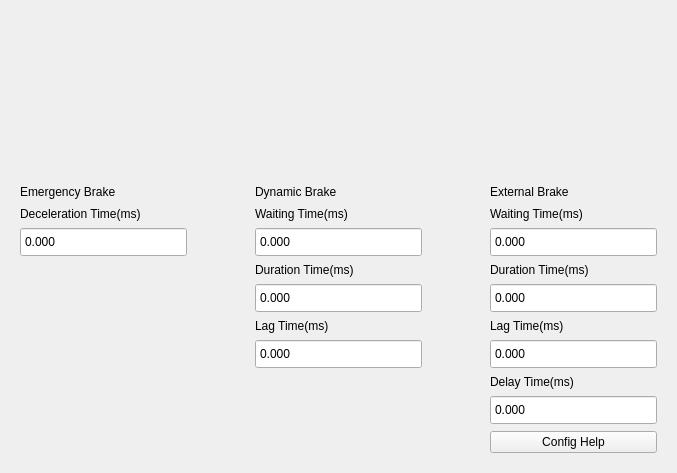
First picture: the form in Libs/UI/UiBrake/graphbrake129.ui, repository Scorpion1911/ServoDriveTech, before the edit.
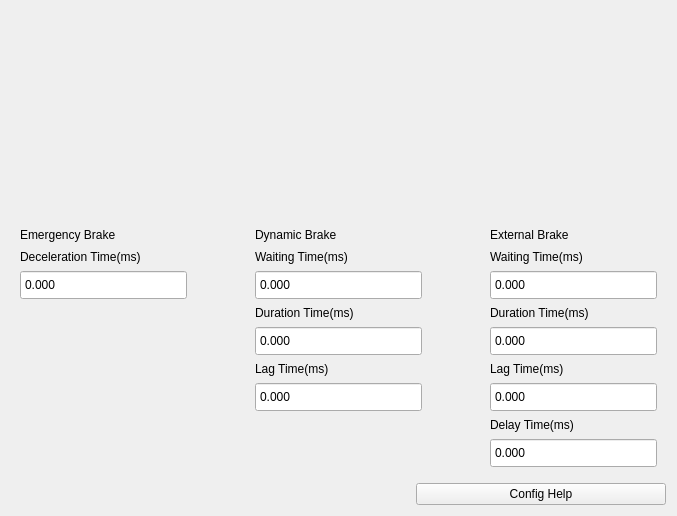
Second picture: the form after the edit. Custom widgets are drawn as their Qt base class.

Commit message: Create class PixmapWidget

Patch:
```diff
--- a/Libs/UI/UiBrake/graphbrake129.ui
+++ b/Libs/UI/UiBrake/graphbrake129.ui
@@ -7,18 +7,21 @@
     <x>0</x>
     <y>0</y>
     <width>677</width>
-    <height>473</height>
+    <height>516</height>
    </rect>
   </property>
   <property name="windowTitle">
    <string>Form</string>
   </property>
-  <layout class="QVBoxLayout" name="vLayout_brakePaint" stretch="3,5">
-   <property name="spacing">
-    <number>30</number>
-   </property>
+  <layout class="QVBoxLayout" name="verticalLayout_4">
    <item>
     <widget class="BrakePaintPrivate" name="widget" native="true">
+     <property name="sizePolicy">
+      <sizepolicy hsizetype="Preferred" vsizetype="Expanding">
+       <horstretch>0</horstretch>
+       <verstretch>0</verstretch>
+      </sizepolicy>
+     </property>
      <property name="minimumSize">
       <size>
        <width>0</width>
@@ -339,18 +342,47 @@
           </property>
          </spacer>
         </item>
-        <item>
-         <widget class="QPushButton" name="pushBtnConfigHelp">
-          <property name="text">
-           <string>Config Help</string>
-          </property>
-         </widget>
-        </item>
        </layout>
       </widget>
      </item>
     </layout>
    </item>
+   <item>
+    <layout class="QHBoxLayout" name="horizontalLayout_2">
+     <item>
+      <spacer name="horizontalSpacer">
+       <property name="orientation">
+        <enum>Qt::Horizontal</enum>
+       </property>
+       <property name="sizeHint" stdset="0">
+        <size>
+         <width>40</width>
+         <height>20</height>
+        </size>
+       </property>
+      </spacer>
+     </item>
+     <item>
+      <widget class="QPushButton" name="pushBtnConfigHelp">
+       <property name="sizePolicy">
+        <sizepolicy hsizetype="Preferred" vsizetype="Fixed">
+         <horstretch>0</horstretch>
+         <verstretch>0</verstretch>
+        </sizepolicy>
+       </property>
+       <property name="minimumSize">
+        <size>
+         <width>250</width>
+         <height>0</height>
+        </size>
+       </property>
+       <property name="text">
+        <string>Config Help</string>
+       </property>
+      </widget>
+     </item>
+    </layout>
+   </item>
   </layout>
  </widget>
  <customwidgets>
```
Left out of the diff: 4 changed lines with no effect on the pictures. The commit also changes 8 other files.
